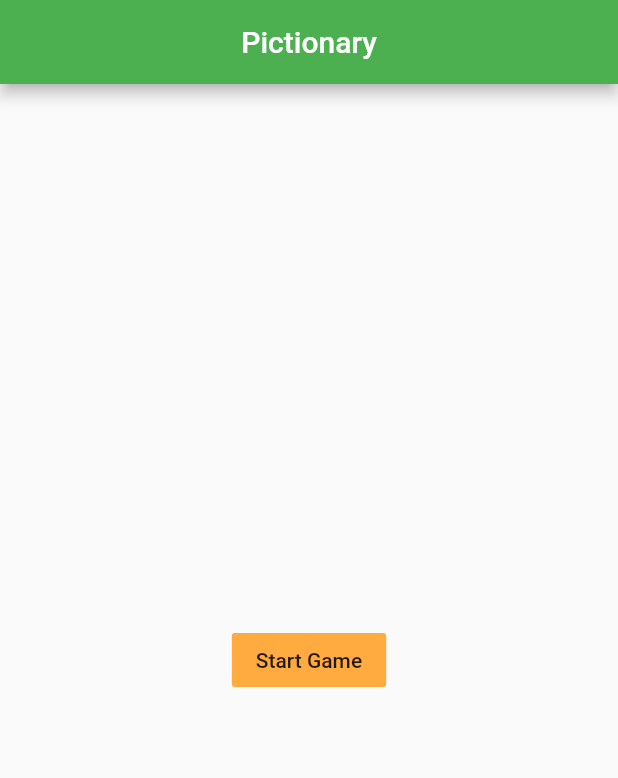
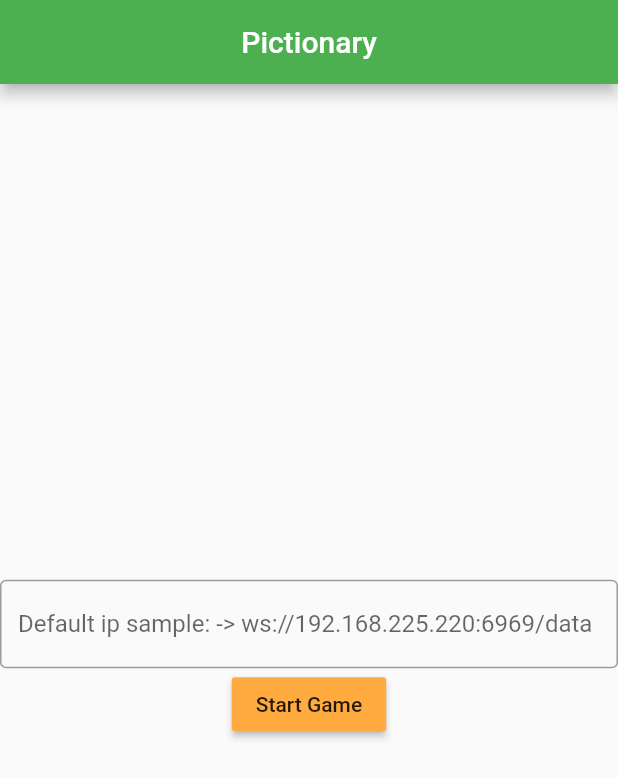
Before and after one commit to shubhz07/pictionary, a Flutter app: the screen it shows after launch, on a phone screen of 412 x 824 dp. Shown: the top 778 px of the screen. Run offline on Flutter 3.47's test engine with Material 2 defaults, Android fonts, the phone set to English and light mode, and no system bars; our stand-ins replace flutter_colorpicker.

Commit message:
Alpha Stage

```diff
--- a/lib/main.dart
+++ b/lib/main.dart
@@ -3,15 +3,23 @@ import 'package:flutter/material.dart';
 import 'package:flutterapp/src/widgets/homePage.dart';
 import 'package:flutterapp/src/widgets/drawingpage.dart';
 
-void main() => runApp(MaterialApp(
+void main() => runApp(Route());
+
+class Route extends StatelessWidget {
+
+  @override
+  Widget build(BuildContext context) {
+    return MaterialApp(
       home: DrawingPage(),
       initialRoute: 'home',
       routes: <String, WidgetBuilder>{
         'home': (BuildContext context) => HomePage(),
-    '/drawingpage': (BuildContext context) => DrawingPage(),
+        'drawingpage': (BuildContext context) => DrawingPage(),
       },
       theme: ThemeData(
         primarySwatch: Colors.green,
       ),
-  debugShowCheckedModeBanner: false,
-));
+      debugShowCheckedModeBanner: true,
+    );
+  }
+}
--- a/lib/src/widgets/homePage.dart
+++ b/lib/src/widgets/homePage.dart
@@ -1,31 +1,60 @@
-import 'dart:ui';
-
 import 'package:flutter/cupertino.dart';
 import 'package:flutter/material.dart';
+import 'package:flutterapp/src/widgets/drawingpage.dart';
 
-class HomePage extends StatelessWidget {
+class Ip{
+  final String ip;
+
+  Ip({this.ip});
+}
+
+class HomePage extends StatefulWidget {
   HomePage({Key key, this.title}) : super(key:key);
   final String title;
 
   @override
+  _HomePageState createState() => _HomePageState();
+}
+
+class _HomePageState extends State<HomePage> {
+  Ip ipObj;
+  var _textController = new TextEditingController();
+
+  @override
   Widget build(BuildContext context) {
+    ipObj = Ip(ip: "ws://192.168.225.220:6969/data");
     return Scaffold(
       appBar: AppBar(
         title: Text('Pictionary'),
         centerTitle: true,
       ),
       body: Center(
-        child: FlatButton(
-          onPressed: () {
-            return (Navigator.of(context).pushNamed('/drawingpage'));
-          },
-          child: Text('Start Game'),
-          color: Colors.orangeAccent,
-          splashColor: Colors.green,
 
+        child: Column(
+          mainAxisAlignment: MainAxisAlignment.center,
+          children: <Widget>[
+            TextField(
+              controller: _textController,
+              decoration: InputDecoration(
+                border: OutlineInputBorder(),
+                labelText: "Default ip sample: -> "+ipObj.ip,
+              ),
+            ),
+            RaisedButton(
+              onPressed: () {
+                if(_textController.text.isNotEmpty){
+                  ipObj = Ip(ip: _textController.text);
+                }
+                var route = MaterialPageRoute(builder: (context) => DrawingPage(ipObj: ipObj));
+                return Navigator.push(context, route);
+              },
+              child: Text('Start Game'),
+              color: Colors.orangeAccent,
+              splashColor: Colors.green,
+            ),
+          ]
         ),
       ),
     );
   }
-
 }
--- a/pubspec.yaml
+++ b/pubspec.yaml
@@ -20,7 +20,8 @@ dependencies:
   flutter:
     sdk: flutter
   flutter_colorpicker:
-  web_socket_channel: any
+  web_socket_channel : ^1.1.0
+  rxdart : ^0.24.1
 
   # The following adds the Cupertino Icons font to your application.
   # Use with the CupertinoIcons class for iOS style icons.
```
Also changed, not shown: lib/src/widgets/drawingpage.dart (+136 -103 lines), pubspec.lock, 1 other file. Lines whose indentation alone changed are shown as unchanged.
